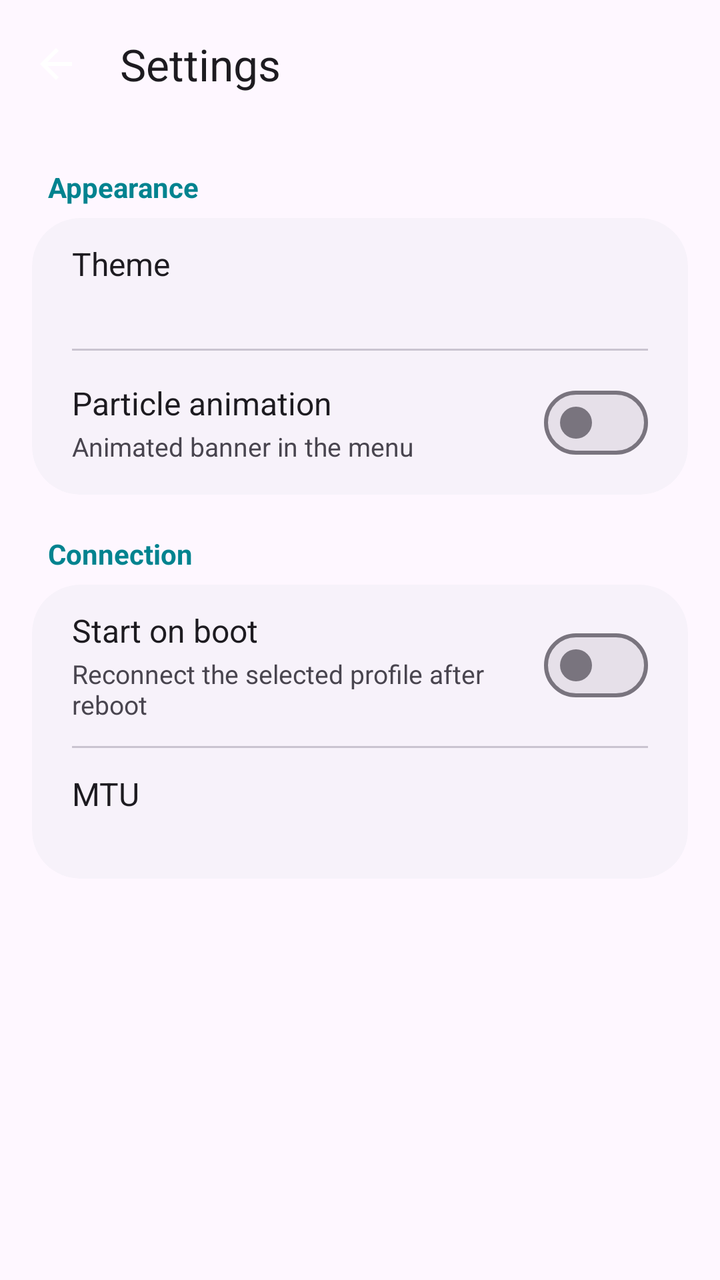
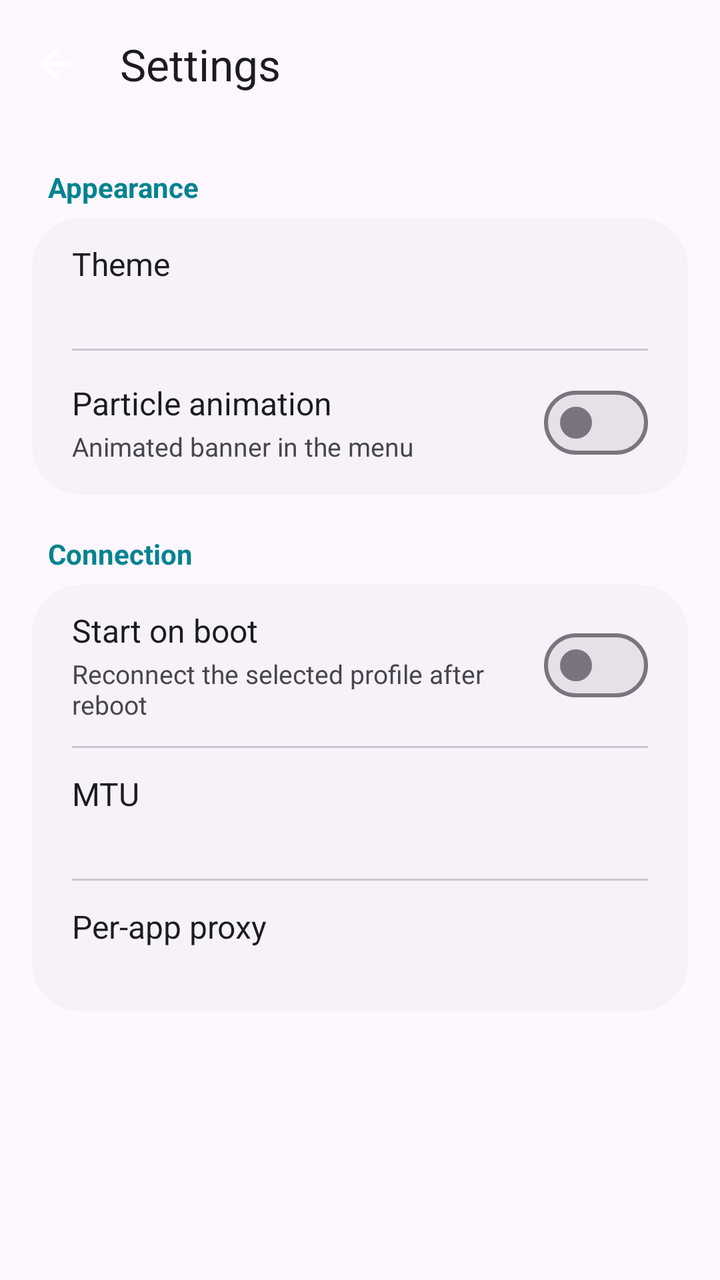

An Android layout rendered at two revisions. The XML below is the earlier revision; the diff shows what the commit changed to produce the second picture.
<!-- AndroidManifest.xml: application theme Theme.MikuBoxCla -->
<!-- res/layout/activity_settings.xml -->
<?xml version="1.0" encoding="utf-8"?>
<androidx.coordinatorlayout.widget.CoordinatorLayout xmlns:android="http://schemas.android.com/apk/res/android"
    xmlns:app="http://schemas.android.com/apk/res-auto"
    xmlns:tools="http://schemas.android.com/tools"
    android:layout_width="match_parent"
    android:layout_height="match_parent"
    android:background="?attr/colorSurface"
    android:fitsSystemWindows="true">

    <com.google.android.material.appbar.AppBarLayout
        android:layout_width="match_parent"
        android:layout_height="wrap_content"
        app:elevation="0dp">

        <com.google.android.material.appbar.MaterialToolbar
            android:id="@+id/toolbar"
            android:layout_width="match_parent"
            android:layout_height="?attr/actionBarSize"
            app:navigationIcon="@drawable/ic_arrow_back"
            app:title="@string/settings"
            app:titleTextColor="?attr/colorOnSurface" />
    </com.google.android.material.appbar.AppBarLayout>

    <androidx.core.widget.NestedScrollView
        android:layout_width="match_parent"
        android:layout_height="match_parent"
        android:clipToPadding="false"
        android:paddingBottom="16dp"
        app:layout_behavior="@string/appbar_scrolling_view_behavior">

        <LinearLayout
            android:layout_width="match_parent"
            android:layout_height="wrap_content"
            android:orientation="vertical"
            android:paddingHorizontal="16dp">

            <TextView
                style="@style/SettingsSectionHeader"
                android:text="@string/settings_section_appearance" />

            <com.google.android.material.card.MaterialCardView style="@style/SettingsCard">

                <LinearLayout
                    android:layout_width="match_parent"
                    android:layout_height="wrap_content"
                    android:orientation="vertical">

                    <LinearLayout
                        android:id="@+id/row_theme"
                        style="@style/SettingsRow">

                        <LinearLayout style="@style/SettingsRowText">

                            <TextView
                                style="@style/SettingsRowTitle"
                                android:text="@string/settings_theme" />

                            <TextView
                                android:id="@+id/tv_theme_value"
                                style="@style/SettingsRowSummary"
                                tools:ignore="MissingClass" />
                        </LinearLayout>
                    </LinearLayout>

                    <View style="@style/SettingsDivider" />

                    <LinearLayout
                        android:id="@+id/row_particles"
                        style="@style/SettingsRow">

                        <LinearLayout style="@style/SettingsRowText">

                            <TextView
                                style="@style/SettingsRowTitle"
                                android:text="@string/settings_particles" />

                            <TextView
                                style="@style/SettingsRowSummary"
                                android:text="@string/settings_particles_summary" />
                        </LinearLayout>

                        <com.google.android.material.materialswitch.MaterialSwitch
                            android:id="@+id/sw_particles"
                            android:layout_width="wrap_content"
                            android:layout_height="wrap_content"
                            android:layout_gravity="center_vertical"
                            android:clickable="false"
                            android:focusable="false" />
                    </LinearLayout>
                </LinearLayout>
            </com.google.android.material.card.MaterialCardView>

            <TextView
                style="@style/SettingsSectionHeader"
                android:text="@string/settings_section_connection" />

            <com.google.android.material.card.MaterialCardView style="@style/SettingsCard">

                <LinearLayout
                    android:layout_width="match_parent"
                    android:layout_height="wrap_content"
                    android:orientation="vertical">

                    <LinearLayout
                        android:id="@+id/row_boot"
                        style="@style/SettingsRow">

                        <LinearLayout style="@style/SettingsRowText">

                            <TextView
                                style="@style/SettingsRowTitle"
                                android:text="@string/settings_boot" />

                            <TextView
                                style="@style/SettingsRowSummary"
                                android:text="@string/settings_boot_summary" />
                        </LinearLayout>

                        <com.google.android.material.materialswitch.MaterialSwitch
                            android:id="@+id/sw_boot"
                            android:layout_width="wrap_content"
                            android:layout_height="wrap_content"
                            android:layout_gravity="center_vertical"
                            android:clickable="false"
                            android:focusable="false" />
                    </LinearLayout>

                    <View style="@style/SettingsDivider" />

                    <LinearLayout
                        android:id="@+id/row_mtu"
                        style="@style/SettingsRow">

                        <LinearLayout style="@style/SettingsRowText">

                            <TextView
                                style="@style/SettingsRowTitle"
                                android:text="@string/settings_mtu" />

                            <TextView
                                android:id="@+id/tv_mtu_value"
                                style="@style/SettingsRowSummary" />
                        </LinearLayout>
                    </LinearLayout>
                </LinearLayout>
            </com.google.android.material.card.MaterialCardView>
        </LinearLayout>
    </androidx.core.widget.NestedScrollView>

</androidx.coordinatorlayout.widget.CoordinatorLayout>
<!-- resources referenced by this layout -->
<resources>
  <!-- drawable ic_arrow_back (drawable) -->
  <vector xmlns:android="http://schemas.android.com/apk/res/android"
      android:width="24dp"
      android:height="24dp"
      android:viewportWidth="24"
      android:viewportHeight="24"
      android:tint="?attr/colorOnPrimary">
      <path
          android:fillColor="#FFFFFF"
          android:pathData="M20,11H7.83l5.59,-5.59L12,4l-8,8 8,8 1.41,-1.41L7.83,13H20v-2z" />
  </vector>
  <string name="settings">Settings</string>
  <string name="settings_boot">Start on boot</string>
  <string name="settings_boot_summary">Reconnect the selected profile after reboot</string>
  <string name="settings_mtu">MTU</string>
  <string name="settings_particles">Particle animation</string>
  <string name="settings_particles_summary">Animated banner in the menu</string>
  <string name="settings_section_appearance">Appearance</string>
  <string name="settings_section_connection">Connection</string>
  <string name="settings_theme">Theme</string>
  <style name="SettingsCard" parent="Widget.Material3.CardView.Filled">
          <item name="android:layout_width">match_parent</item>
          <item name="android:layout_height">wrap_content</item>
          <item name="cardBackgroundColor">?attr/colorSurfaceContainerLow</item>
          <item name="cardCornerRadius">24dp</item>
          <item name="cardElevation">0dp</item>
          <item name="strokeWidth">0dp</item>
      </style>
  <style name="SettingsDivider" parent="">
          <item name="android:layout_width">match_parent</item>
          <item name="android:layout_height">1dp</item>
          <item name="android:layout_marginStart">20dp</item>
          <item name="android:layout_marginEnd">20dp</item>
          <item name="android:background">?attr/colorOutlineVariant</item>
      </style>
  <style name="SettingsRowSummary" parent="">
          <item name="android:layout_width">wrap_content</item>
          <item name="android:layout_height">wrap_content</item>
          <item name="android:layout_marginTop">2dp</item>
          <item name="android:textColor">?attr/colorOnSurfaceVariant</item>
          <item name="android:textSize">13sp</item>
      </style>
  <style name="SettingsRowText" parent="">
          <item name="android:layout_width">0dp</item>
          <item name="android:layout_height">wrap_content</item>
          <item name="android:layout_weight">1</item>
          <item name="android:orientation">vertical</item>
          <item name="android:layout_marginEnd">12dp</item>
      </style>
  <style name="SettingsRowTitle" parent="">
          <item name="android:layout_width">wrap_content</item>
          <item name="android:layout_height">wrap_content</item>
          <item name="android:textColor">?attr/colorOnSurface</item>
          <item name="android:textSize">16sp</item>
      </style>
  <style name="SettingsSectionHeader" parent="">
          <item name="android:layout_width">wrap_content</item>
          <item name="android:layout_height">wrap_content</item>
          <item name="android:paddingStart">8dp</item>
          <item name="android:paddingTop">20dp</item>
          <item name="android:paddingBottom">6dp</item>
          <item name="android:textColor">?attr/colorPrimary</item>
          <item name="android:textSize">14sp</item>
          <item name="android:textStyle">bold</item>
      </style>
  <color name="miku_primary">#00838F</color>
  <color name="miku_on_primary">#FFFFFF</color>
  <color name="miku_primary_container">#9EF2EA</color>
  <color name="miku_on_primary_container">#00201F</color>
  <color name="miku_secondary">#4A6360</color>
  <color name="miku_secondary_container">#CCE8E4</color>
  <color name="miku_on_secondary_container">#05201D</color>
  <color name="miku_tertiary">#B4225F</color>
  <color name="miku_tertiary_container">#FFD9E2</color>
  <!-- unchanged entries left out for length: 2 -->
</resources>

<!-- the commit's change to res/layout/activity_settings.xml (unified diff, before → after) -->
@@ -142,6 +142,24 @@
                                 style="@style/SettingsRowSummary" />
                         </LinearLayout>
                     </LinearLayout>
+
+                    <View style="@style/SettingsDivider" />
+
+                    <LinearLayout
+                        android:id="@+id/row_apps"
+                        style="@style/SettingsRow">
+
+                        <LinearLayout style="@style/SettingsRowText">
+
+                            <TextView
+                                style="@style/SettingsRowTitle"
+                                android:text="@string/settings_per_app" />
+
+                            <TextView
+                                android:id="@+id/tv_apps_value"
+                                style="@style/SettingsRowSummary" />
+                        </LinearLayout>
+                    </LinearLayout>
                 </LinearLayout>
             </com.google.android.material.card.MaterialCardView>
         </LinearLayout>
<!-- resource entries referenced after the edit -->
@@ -17,6 +17,7 @@
   <string name="settings_mtu">MTU</string>
   <string name="settings_particles">Particle animation</string>
   <string name="settings_particles_summary">Animated banner in the menu</string>
+  <string name="settings_per_app">Per-app proxy</string>
   <string name="settings_section_appearance">Appearance</string>
   <string name="settings_section_connection">Connection</string>
   <string name="settings_theme">Theme</string>
